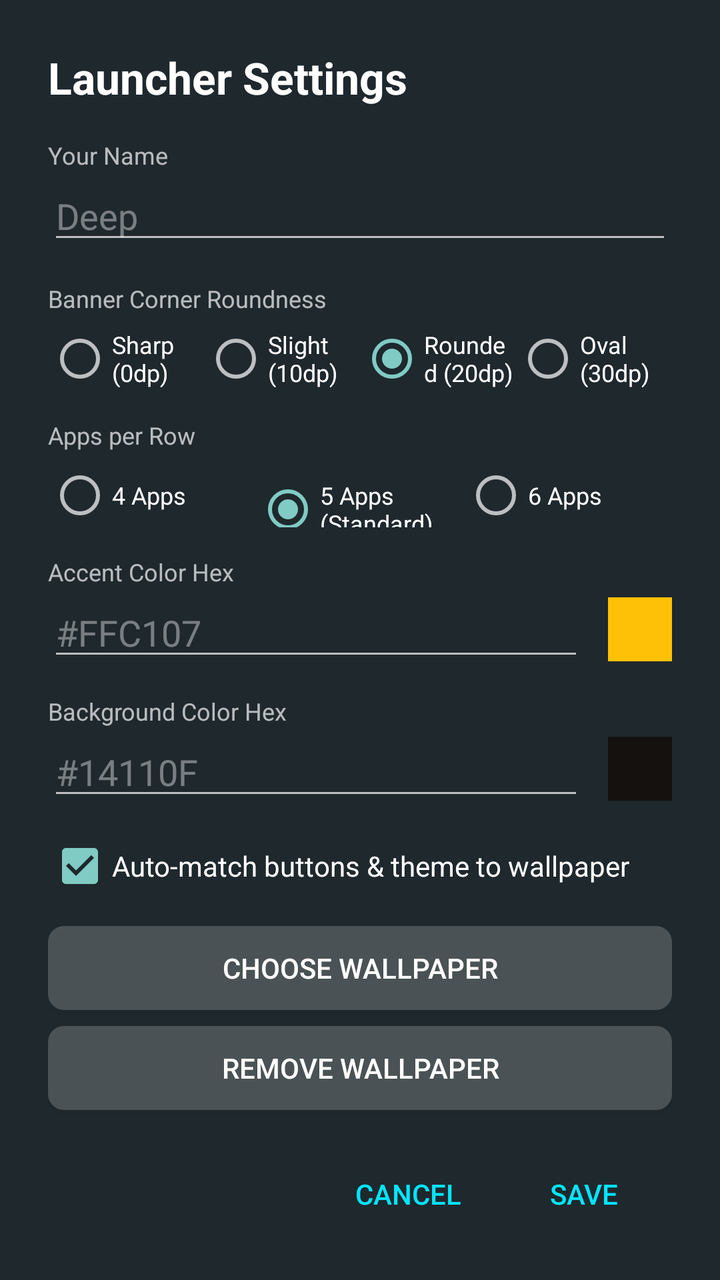
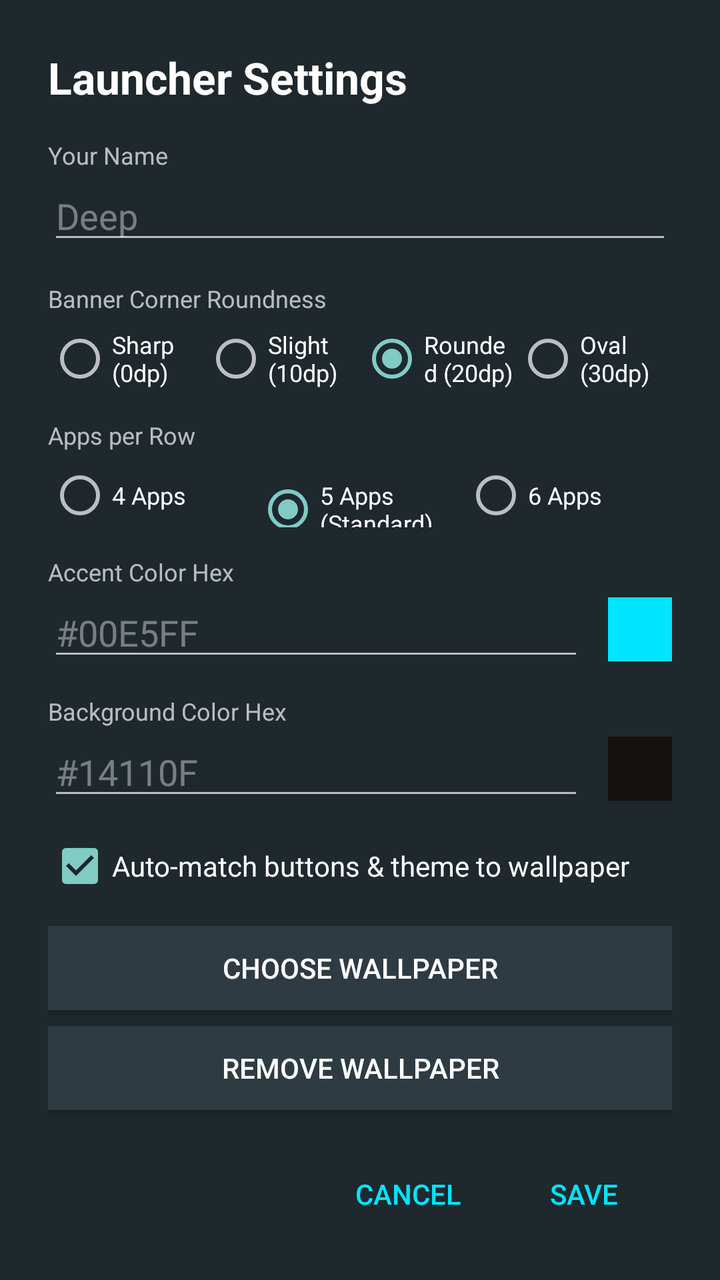

An Android layout rendered at two revisions. The XML below is the earlier revision; the diff shows what the commit changed to produce the second picture.
<!-- AndroidManifest.xml: application theme Theme.TVLauncher -->
<!-- res/layout/dialog_settings.xml -->
<?xml version="1.0" encoding="utf-8"?>
<ScrollView xmlns:android="http://schemas.android.com/apk/res/android"
    android:layout_width="540dp"
    android:layout_height="wrap_content"
    android:background="#1E282D"
    android:padding="24dp">

    <LinearLayout
        android:layout_width="match_parent"
        android:layout_height="wrap_content"
        android:orientation="vertical">

        <TextView
            android:layout_width="wrap_content"
            android:layout_height="wrap_content"
            android:text="Launcher Settings"
            android:textColor="#FFFFFF"
            android:textSize="22sp"
            android:textStyle="bold"
            android:layout_marginBottom="16dp"/>

        
        <TextView
            android:layout_width="wrap_content"
            android:layout_height="wrap_content"
            android:text="Your Name"
            android:textColor="#B0FFFFFF"
            android:textSize="12sp"/>
        <EditText
            android:id="@+id/etName"
            android:layout_width="match_parent"
            android:layout_height="wrap_content"
            android:hint="Deep"
            android:textColor="#FFFFFF"
            android:textColorHint="#66FFFFFF"
            android:layout_marginBottom="14dp"/>

        
        <TextView
            android:layout_width="wrap_content"
            android:layout_height="wrap_content"
            android:text="Banner Corner Roundness"
            android:textColor="#B0FFFFFF"
            android:textSize="12sp"
            android:layout_marginBottom="6dp"/>
        <RadioGroup
            android:id="@+id/rgCornerStyle"
            android:layout_width="match_parent"
            android:layout_height="wrap_content"
            android:orientation="horizontal"
            android:layout_marginBottom="14dp">
            <RadioButton
                android:id="@+id/rbCornerNone"
                android:layout_width="0dp"
                android:layout_height="wrap_content"
                android:layout_weight="1"
                android:text="Sharp (0dp)"
                android:textColor="#FFFFFF"
                android:textSize="12sp"/>
            <RadioButton
                android:id="@+id/rbCornerSharp"
                android:layout_width="0dp"
                android:layout_height="wrap_content"
                android:layout_weight="1"
                android:text="Slight (10dp)"
                android:textColor="#FFFFFF"
                android:textSize="12sp"/>
            <RadioButton
                android:id="@+id/rbCornerRounded"
                android:layout_width="0dp"
                android:layout_height="wrap_content"
                android:layout_weight="1"
                android:text="Rounded (20dp)"
                android:textColor="#FFFFFF"
                android:textSize="12sp"
                android:checked="true"/>
            <RadioButton
                android:id="@+id/rbCornerOval"
                android:layout_width="0dp"
                android:layout_height="wrap_content"
                android:layout_weight="1"
                android:text="Oval (30dp)"
                android:textColor="#FFFFFF"
                android:textSize="12sp"/>
        </RadioGroup>

        
        <TextView
            android:layout_width="wrap_content"
            android:layout_height="wrap_content"
            android:text="Apps per Row"
            android:textColor="#B0FFFFFF"
            android:textSize="12sp"
            android:layout_marginBottom="6dp"/>
        <RadioGroup
            android:id="@+id/rgColumns"
            android:layout_width="match_parent"
            android:layout_height="wrap_content"
            android:orientation="horizontal"
            android:layout_marginBottom="14dp">
            <RadioButton
                android:id="@+id/rbCol4"
                android:layout_width="0dp"
                android:layout_height="wrap_content"
                android:layout_weight="1"
                android:text="4 Apps"
                android:textColor="#FFFFFF"
                android:textSize="12sp"/>
            <RadioButton
                android:id="@+id/rbCol5"
                android:layout_width="0dp"
                android:layout_height="wrap_content"
                android:layout_weight="1"
                android:text="5 Apps (Standard)"
                android:textColor="#FFFFFF"
                android:textSize="12sp"
                android:checked="true"/>
            <RadioButton
                android:id="@+id/rbCol6"
                android:layout_width="0dp"
                android:layout_height="wrap_content"
                android:layout_weight="1"
                android:text="6 Apps"
                android:textColor="#FFFFFF"
                android:textSize="12sp"/>
        </RadioGroup>

        
        <TextView
            android:layout_width="wrap_content"
            android:layout_height="wrap_content"
            android:text="Accent Color Hex"
            android:textColor="#B0FFFFFF"
            android:textSize="12sp"/>
        <LinearLayout
            android:layout_width="match_parent"
            android:layout_height="wrap_content"
            android:orientation="horizontal"
            android:gravity="center_vertical"
            android:layout_marginBottom="12dp">
            <EditText
                android:id="@+id/etAccentColor"
                android:layout_width="0dp"
                android:layout_height="wrap_content"
                android:layout_weight="1"
                android:hint="#FFC107"
                android:textColor="#FFFFFF"
                android:textColorHint="#66FFFFFF"/>
            <View
                android:id="@+id/previewAccentColor"
                android:layout_width="32dp"
                android:layout_height="32dp"
                android:layout_marginStart="12dp"
                android:background="#FFC107"/>
        </LinearLayout>

        
        <TextView
            android:layout_width="wrap_content"
            android:layout_height="wrap_content"
            android:text="Background Color Hex"
            android:textColor="#B0FFFFFF"
            android:textSize="12sp"/>
        <LinearLayout
            android:layout_width="match_parent"
            android:layout_height="wrap_content"
            android:orientation="horizontal"
            android:gravity="center_vertical"
            android:layout_marginBottom="12dp">
            <EditText
                android:id="@+id/etBgColor"
                android:layout_width="0dp"
                android:layout_height="wrap_content"
                android:layout_weight="1"
                android:hint="#14110F"
                android:textColor="#FFFFFF"
                android:textColorHint="#66FFFFFF"/>
            <View
                android:id="@+id/previewBgColor"
                android:layout_width="32dp"
                android:layout_height="32dp"
                android:layout_marginStart="12dp"
                android:background="#14110F"/>
        </LinearLayout>

        <CheckBox
            android:id="@+id/cbAutoMatch"
            android:layout_width="wrap_content"
            android:layout_height="wrap_content"
            android:text="Auto-match buttons &amp; theme to wallpaper"
            android:textColor="#FFFFFF"
            android:checked="true"
            android:layout_marginBottom="14dp"/>

        <Button
            android:id="@+id/btnChooseWallpaper"
            android:layout_width="match_parent"
            android:layout_height="42dp"
            android:text="CHOOSE WALLPAPER"
            android:textColor="#FFFFFF"
            android:background="@drawable/input_btn_selector"
            android:layout_marginBottom="8dp"/>

        <Button
            android:id="@+id/btnRemoveWallpaper"
            android:layout_width="match_parent"
            android:layout_height="42dp"
            android:text="REMOVE WALLPAPER"
            android:textColor="#FFFFFF"
            android:background="@drawable/input_btn_selector"
            android:layout_marginBottom="18dp"/>

        <LinearLayout
            android:layout_width="match_parent"
            android:layout_height="wrap_content"
            android:gravity="end"
            android:orientation="horizontal">

            <Button
                android:id="@+id/btnCancel"
                android:layout_width="wrap_content"
                android:layout_height="wrap_content"
                android:text="CANCEL"
                android:textColor="#00E5FF"
                style="?android:attr/borderlessButtonStyle"/>

            <Button
                android:id="@+id/btnSave"
                android:layout_width="wrap_content"
                android:layout_height="wrap_content"
                android:text="SAVE"
                android:textColor="#00E5FF"
                style="?android:attr/borderlessButtonStyle"/>
        </LinearLayout>
    </LinearLayout>
</ScrollView>
<!-- resources referenced by this layout -->
<resources>
  <!-- drawable input_btn_selector (drawable) -->
  <?xml version="1.0" encoding="utf-8"?>
  <selector xmlns:android="http://schemas.android.com/apk/res/android">
      <item android:state_focused="true">
          <shape android:shape="rectangle">
              <corners android:radius="8dp"/>
              <solid android:color="#77FFFFFF"/>
              <stroke android:width="2dp" android:color="#00E5FF"/>
          </shape>
      </item>
      <item>
          <shape android:shape="rectangle">
              <corners android:radius="8dp"/>
              <solid android:color="#33FFFFFF"/>
          </shape>
      </item>
  </selector>
  <style name="Theme.TVLauncher" parent="Theme.AppCompat.NoActionBar">
          <item name="android:windowBackground">@android:color/black</item>
          <item name="android:windowNoTitle">true</item>
          <item name="android:windowActionBar">false</item>
      </style>
</resources>

<!-- the commit's change to res/layout/dialog_settings.xml (unified diff, before → after) -->
@@ -143,7 +143,7 @@
                 android:layout_width="0dp"
                 android:layout_height="wrap_content"
                 android:layout_weight="1"
-                android:hint="#FFC107"
+                android:hint="#00E5FF"
                 android:textColor="#FFFFFF"
                 android:textColorHint="#66FFFFFF"/>
             <View
@@ -151,7 +151,7 @@
                 android:layout_width="32dp"
                 android:layout_height="32dp"
                 android:layout_marginStart="12dp"
-                android:background="#FFC107"/>
+                android:background="#00E5FF"/>
         </LinearLayout>
 
         
@@ -198,7 +198,7 @@
             android:layout_height="42dp"
             android:text="CHOOSE WALLPAPER"
             android:textColor="#FFFFFF"
-            android:background="@drawable/input_btn_selector"
+            android:background="#2E3B43"
             android:layout_marginBottom="8dp"/>
 
         <Button
@@ -207,7 +207,7 @@
             android:layout_height="42dp"
             android:text="REMOVE WALLPAPER"
             android:textColor="#FFFFFF"
-            android:background="@drawable/input_btn_selector"
+            android:background="#2E3B43"
             android:layout_marginBottom="18dp"/>
 
         <LinearLayout
<!-- resource entries referenced after the edit -->
@@ -1,22 +1,5 @@
 <!-- resources referenced by this layout -->
 <resources>
-  <!-- drawable input_btn_selector (drawable) -->
-  <?xml version="1.0" encoding="utf-8"?>
-  <selector xmlns:android="http://schemas.android.com/apk/res/android">
-      <item android:state_focused="true">
-          <shape android:shape="rectangle">
-              <corners android:radius="8dp"/>
-              <solid android:color="#77FFFFFF"/>
-              <stroke android:width="2dp" android:color="#00E5FF"/>
-          </shape>
-      </item>
-      <item>
-          <shape android:shape="rectangle">
-              <corners android:radius="8dp"/>
-              <solid android:color="#33FFFFFF"/>
-          </shape>
-      </item>
-  </selector>
   <style name="Theme.TVLauncher" parent="Theme.AppCompat.NoActionBar">
           <item name="android:windowBackground">@android:color/black</item>
           <item name="android:windowNoTitle">true</item>
